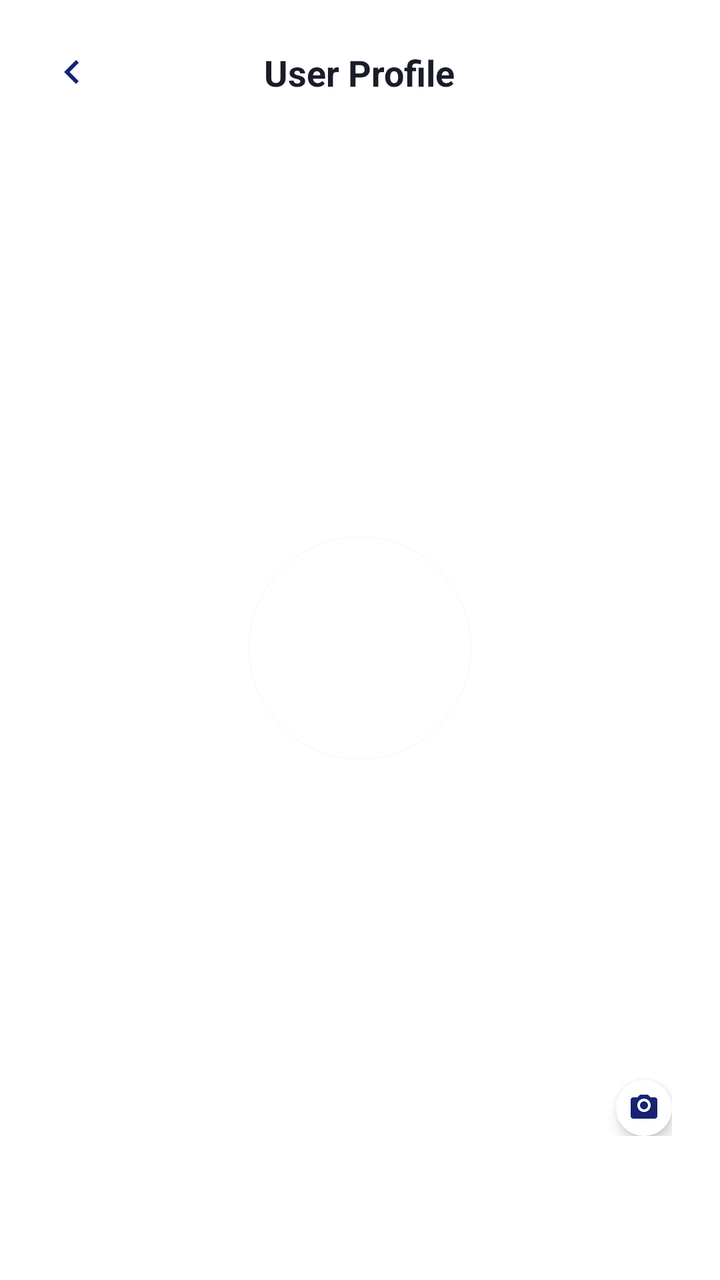
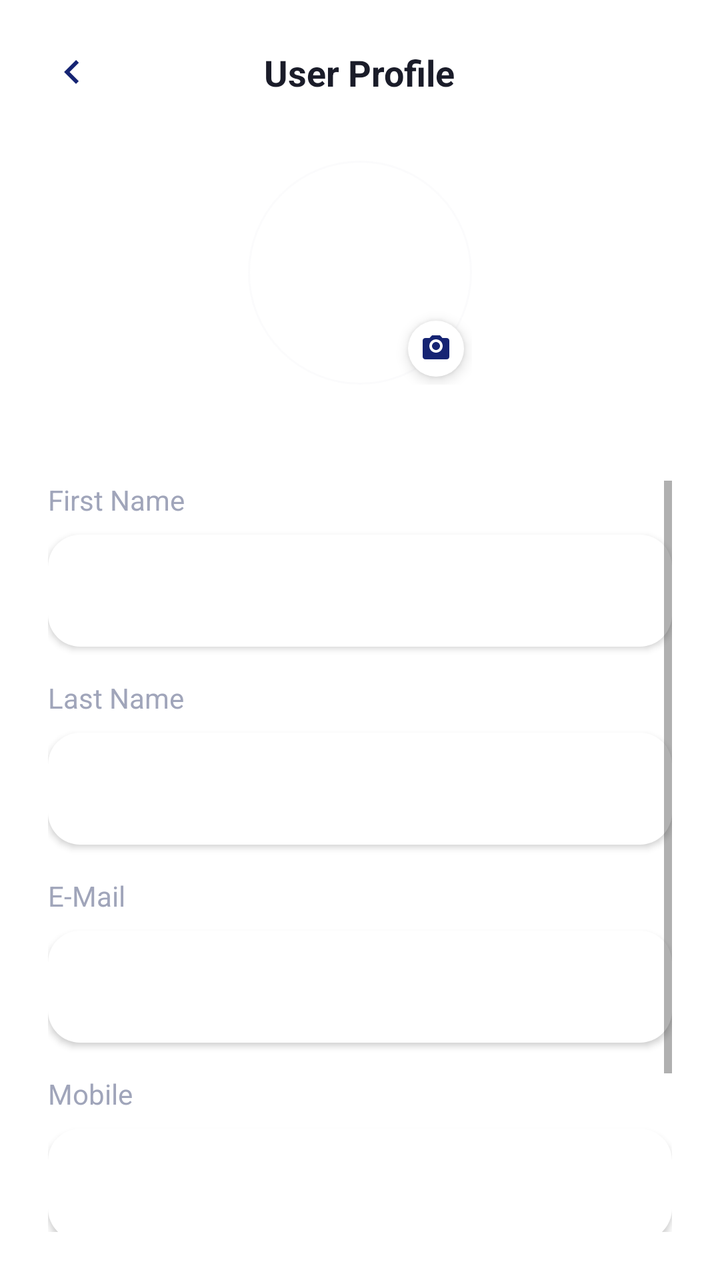

Two renders of the same Android screen: before a commit and after it. Below are the layout's source before the change and the commit's diff.
<!-- AndroidManifest.xml: activity theme Theme.MaterialComponents.Light.NoActionBar -->
<!-- res/layout/activity_profile.xml -->
<?xml version="1.0" encoding="utf-8"?>
<LinearLayout xmlns:android="http://schemas.android.com/apk/res/android"
    xmlns:app="http://schemas.android.com/apk/res-auto"
    android:layout_width="match_parent"
    android:layout_height="match_parent"
    android:background="#FFFFFF"
    android:orientation="vertical"
    android:padding="24dp">

    
    <RelativeLayout
        android:layout_width="match_parent"
        android:layout_height="wrap_content"
        android:layout_marginBottom="32dp">

        <ImageView
            android:id="@+id/btnBack"
            android:layout_width="24dp"
            android:layout_height="24dp"
            android:layout_centerVertical="true"
            android:layout_alignParentStart="true"
            android:src="@drawable/ic_arrow_back"
            app:tint="#162473"
            android:background="?attr/selectableItemBackgroundBorderless"
            android:clickable="true"
            android:focusable="true"/>

        <TextView
            android:layout_width="wrap_content"
            android:layout_height="wrap_content"
            android:layout_centerInParent="true"
            android:text="User Profile"
            android:textColor="#1A1C29"
            android:textSize="18sp"
            android:textStyle="bold" />
    </RelativeLayout>

    
    <RelativeLayout
        android:layout_width="wrap_content"
        android:layout_height="wrap_content"
        android:layout_gravity="center_horizontal"
        android:layout_marginBottom="48dp">

        
        <View
            android:layout_width="112dp"
            android:layout_height="112dp"
            android:layout_centerInParent="true"
            android:background="@drawable/bg_circle_outline"
            android:backgroundTint="#F0F1F5" />

        
        <com.google.android.material.imageview.ShapeableImageView
            android:id="@+id/ivAvatar"
            android:layout_width="96dp"
            android:layout_height="96dp"
            android:layout_centerInParent="true"
            android:scaleType="centerCrop"
            android:src="@drawable/ic_avatar"
            app:shapeAppearanceOverlay="@style/ShapeAppearanceOverlay.App.CornerSize50Percent" />

        
        <FrameLayout
            android:layout_width="28dp"
            android:layout_height="28dp"
            android:layout_alignParentEnd="true"
            android:layout_alignParentBottom="true"
            android:layout_marginEnd="8dp"
            android:layout_marginBottom="8dp"
            android:background="@drawable/bg_circle_primary"
            android:backgroundTint="#FFFFFF"
            android:elevation="4dp">

            <ImageView
                android:layout_width="16dp"
                android:layout_height="16dp"
                android:layout_gravity="center"
                android:src="@drawable/ic_camera_alt"
                app:tint="#162473" />
        </FrameLayout>
    </RelativeLayout>

    <ScrollView
        android:layout_width="match_parent"
        android:layout_height="0dp"
        android:layout_weight="1"
        android:fillViewport="true">

        <LinearLayout
            android:layout_width="match_parent"
            android:layout_height="wrap_content"
            android:orientation="vertical">

            
            <TextView
                android:layout_width="wrap_content"
                android:layout_height="wrap_content"
                android:text="First Name"
                android:textColor="#A0A5BA"
                android:textSize="14sp"
                android:layout_marginBottom="8dp" />

            <EditText
                android:id="@+id/etFirstName"
                android:layout_width="match_parent"
                android:layout_height="56dp"
                android:layout_marginBottom="16dp"
                android:background="@drawable/bg_rounded_white_card"
                android:backgroundTint="#FFFFFF"
                android:paddingHorizontal="16dp"
                android:textColor="#1A1C29"
                android:textSize="16sp"
                android:elevation="2dp"/>

            
            <TextView
                android:layout_width="wrap_content"
                android:layout_height="wrap_content"
                android:text="Last Name"
                android:textColor="#A0A5BA"
                android:textSize="14sp"
                android:layout_marginBottom="8dp" />

            <EditText
                android:id="@+id/etLastName"
                android:layout_width="match_parent"
                android:layout_height="56dp"
                android:layout_marginBottom="16dp"
                android:background="@drawable/bg_rounded_white_card"
                android:backgroundTint="#FFFFFF"
                android:paddingHorizontal="16dp"
                android:textColor="#1A1C29"
                android:textSize="16sp"
                android:elevation="2dp"/>

            
            <TextView
                android:layout_width="wrap_content"
                android:layout_height="wrap_content"
                android:text="E-Mail"
                android:textColor="#A0A5BA"
                android:textSize="14sp"
                android:layout_marginBottom="8dp" />

            <EditText
                android:id="@+id/etEmail"
                android:layout_width="match_parent"
                android:layout_height="56dp"
                android:layout_marginBottom="16dp"
                android:background="@drawable/bg_rounded_white_card"
                android:backgroundTint="#FFFFFF"
                android:inputType="textEmailAddress"
                android:paddingHorizontal="16dp"
                android:textColor="#1A1C29"
                android:textSize="16sp"
                android:elevation="2dp"/>

            
            <TextView
                android:layout_width="wrap_content"
                android:layout_height="wrap_content"
                android:text="Mobile"
                android:textColor="#A0A5BA"
                android:textSize="14sp"
                android:layout_marginBottom="8dp" />

            <EditText
                android:id="@+id/etMobile"
                android:layout_width="match_parent"
                android:layout_height="56dp"
                android:layout_marginBottom="32dp"
                android:background="@drawable/bg_rounded_white_card"
                android:backgroundTint="#FFFFFF"
                android:inputType="phone"
                android:paddingHorizontal="16dp"
                android:textColor="#1A1C29"
                android:textSize="16sp"
                android:elevation="2dp"/>

            <View android:layout_width="match_parent" android:layout_height="0dp" android:layout_weight="1" />

            <com.google.android.material.button.MaterialButton
                android:id="@+id/btnSave"
                android:layout_width="match_parent"
                android:layout_height="64dp"
                android:text="SAVE"
                android:textColor="#FFFFFF"
                android:textSize="16sp"
                android:textStyle="bold"
                app:backgroundTint="#162473"
                app:cornerRadius="32dp" />

        </LinearLayout>
    </ScrollView>
</LinearLayout>
<!-- resources referenced by this layout -->
<resources>
  <!-- drawable bg_circle_outline (drawable) -->
  <?xml version="1.0" encoding="utf-8"?>
  <shape xmlns:android="http://schemas.android.com/apk/res/android" android:shape="oval">
      <stroke android:width="1dp" android:color="#4DFFFFFF" />
      <solid android:color="#00000000" />
  </shape>
  <!-- drawable bg_circle_primary (drawable) -->
  <?xml version="1.0" encoding="utf-8"?>
  <shape xmlns:android="http://schemas.android.com/apk/res/android" android:shape="oval">
      <solid android:color="#0052CC" />
  </shape>
  <!-- drawable bg_rounded_white_card (drawable) -->
  <?xml version="1.0" encoding="utf-8"?>
  <shape xmlns:android="http://schemas.android.com/apk/res/android">
      <solid android:color="#FFFFFF" />
      <corners android:radius="16dp" />
  </shape>
  <!-- drawable ic_arrow_back (drawable) -->
  <vector xmlns:android="http://schemas.android.com/apk/res/android"
      android:width="24dp"
      android:height="24dp"
      android:viewportWidth="24"
      android:viewportHeight="24"
      android:tint="#FFFFFF">
      <path
          android:fillColor="@android:color/white"
          android:pathData="M15.41,16.59L10.83,12l4.58,-4.59L14,6l-6,6 6,6 1.41,-1.41z"/>
  </vector>
  <!-- drawable ic_avatar (drawable) -->
  <vector xmlns:android="http://schemas.android.com/apk/res/android"
      android:width="24dp"
      android:height="24dp"
      android:viewportWidth="24"
      android:viewportHeight="24"
      android:tint="#FFFFFF">
      <path
          android:fillColor="@android:color/white"
          android:pathData="M12,2C6.48,2 2,6.48 2,12s4.48,10 10,10 10,-4.48 10,-10S17.52,2 12,2zM12,19.2c-2.5,0 -4.71,-1.28 -6,-3.22 0.03,-1.99 4,-3.08 6,-3.08 1.99,0 5.97,1.09 6,3.08 -1.29,1.94 -3.5,3.22 -6,3.22zM12,11c-1.66,0 -3,-1.34 -3,-3s1.34,-3 3,-3 3,1.34 3,3 -1.34,3 -3,3z"/>
  </vector>
  <!-- drawable ic_camera_alt (drawable) -->
  <vector xmlns:android="http://schemas.android.com/apk/res/android"
      android:width="24dp"
      android:height="24dp"
      android:viewportWidth="24"
      android:viewportHeight="24">
    <path
        android:fillColor="#FF000000"
        android:pathData="M9,2L7.17,4H4c-1.1,0 -2,0.9 -2,2v12c0,1.1 0.9,2 2,2h16c1.1,0 2,-0.9 2,-2V6c0,-1.1 -0.9,-2 -2,-2h-3.17L15,2H9zM12,15c-2.76,0 -5,-2.24 -5,-5s2.24,-5 5,-5 5,2.24 5,5 -2.24,5 -5,5zM12,7c-1.65,0 -3,1.35 -3,3s1.35,3 3,3 3,-1.35 3,-3 -1.35,-3 -3,-3z"/>
  </vector>
  <style name="ShapeAppearanceOverlay.App.CornerSize50Percent" parent="">
          <item name="cornerSize">50%</item>
      </style>
</resources>

<!-- the commit's change to res/layout/activity_profile.xml (unified diff, before → after) -->
@@ -44,6 +44,7 @@
 
         
         <View
+            android:id="@+id/vOuterRing"
             android:layout_width="112dp"
             android:layout_height="112dp"
             android:layout_centerInParent="true"
@@ -64,10 +65,10 @@
         <FrameLayout
             android:layout_width="28dp"
             android:layout_height="28dp"
-            android:layout_alignParentEnd="true"
-            android:layout_alignParentBottom="true"
-            android:layout_marginEnd="8dp"
-            android:layout_marginBottom="8dp"
+            android:layout_alignEnd="@id/vOuterRing"
+            android:layout_alignBottom="@id/vOuterRing"
+            android:layout_marginEnd="4dp"
+            android:layout_marginBottom="4dp"
             android:background="@drawable/bg_circle_primary"
             android:backgroundTint="#FFFFFF"
             android:elevation="4dp">
